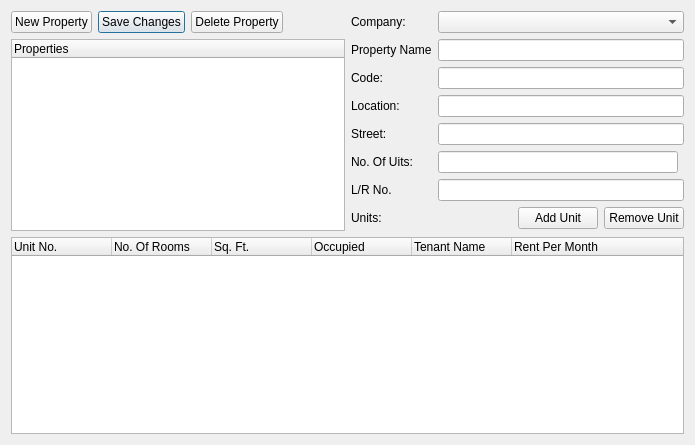
Qt form rentmanager/propertiesdialog.ui (jayjay-w/rentman) before a commit.
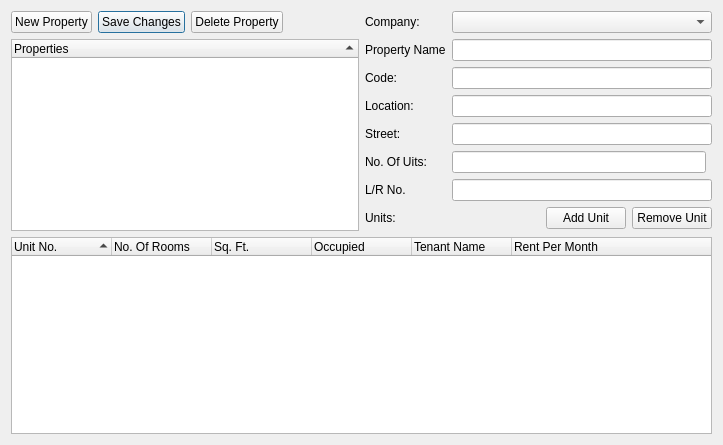
The same form after that commit.

The edit to the form file:
```diff
--- a/rentmanager/propertiesdialog.ui
+++ b/rentmanager/propertiesdialog.ui
@@ -6,7 +6,7 @@
    <rect>
     <x>0</x>
     <y>0</y>
-    <width>695</width>
+    <width>723</width>
     <height>445</height>
    </rect>
   </property>
@@ -61,6 +61,12 @@
        </item>
        <item>
         <widget class="QTreeWidget" name="trvProperties">
+         <property name="alternatingRowColors">
+          <bool>true</bool>
+         </property>
+         <property name="sortingEnabled">
+          <bool>true</bool>
+         </property>
          <column>
           <property name="text">
            <string>Properties</string>
@@ -196,6 +202,12 @@
        <verstretch>10</verstretch>
       </sizepolicy>
      </property>
+     <property name="alternatingRowColors">
+      <bool>true</bool>
+     </property>
+     <property name="sortingEnabled">
+      <bool>true</bool>
+     </property>
      <column>
       <property name="text">
        <string>Unit No.</string>
```
